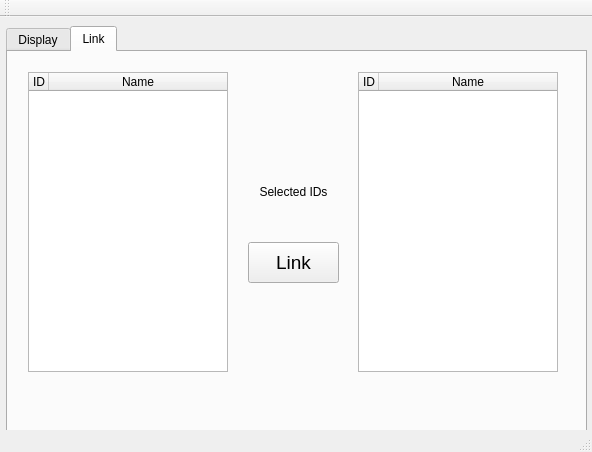
This is mainwindow.ui in gudmundurb/H22 as Qt 5 draws it before an edit. The edited form follows.
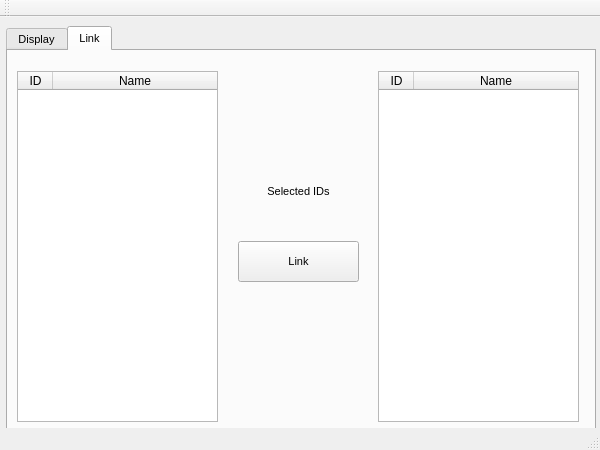
This is the edited form. The open tabs and pages were chosen to show the change. Icons and pictures are not drawn.

```diff
--- a/mainwindow.ui
+++ b/mainwindow.ui
@@ -6,10 +6,33 @@
    <rect>
     <x>0</x>
     <y>0</y>
-    <width>592</width>
-    <height>452</height>
+    <width>600</width>
+    <height>450</height>
    </rect>
   </property>
+  <property name="sizePolicy">
+   <sizepolicy hsizetype="Maximum" vsizetype="Maximum">
+    <horstretch>0</horstretch>
+    <verstretch>0</verstretch>
+   </sizepolicy>
+  </property>
+  <property name="minimumSize">
+   <size>
+    <width>600</width>
+    <height>450</height>
+   </size>
+  </property>
+  <property name="maximumSize">
+   <size>
+    <width>600</width>
+    <height>450</height>
+   </size>
+  </property>
+  <property name="font">
+   <font>
+    <pointsize>8</pointsize>
+   </font>
+  </property>
   <property name="mouseTracking">
    <bool>false</bool>
   </property>
@@ -29,8 +52,8 @@
      <rect>
       <x>6</x>
       <y>9</y>
-      <width>581</width>
-      <height>411</height>
+      <width>590</width>
+      <height>410</height>
      </rect>
     </property>
     <property name="toolTip">
@@ -436,10 +459,10 @@
      <widget class="QTableWidget" name="computer_table_link">
       <property name="geometry">
        <rect>
-        <x>350</x>
+        <x>370</x>
         <y>20</y>
-        <width>200</width>
-        <height>300</height>
+        <width>201</width>
+        <height>351</height>
        </rect>
       </property>
       <property name="font">
@@ -479,7 +502,7 @@
        <bool>true</bool>
       </property>
       <attribute name="horizontalHeaderDefaultSectionSize">
-       <number>20</number>
+       <number>35</number>
       </attribute>
       <attribute name="horizontalHeaderMinimumSectionSize">
        <number>20</number>
@@ -513,10 +536,10 @@
      <widget class="QTableWidget" name="scientist_table_link">
       <property name="geometry">
        <rect>
-        <x>20</x>
+        <x>9</x>
         <y>20</y>
-        <width>200</width>
-        <height>300</height>
+        <width>201</width>
+        <height>351</height>
        </rect>
       </property>
       <property name="font">
@@ -556,7 +579,7 @@
        <bool>true</bool>
       </property>
       <attribute name="horizontalHeaderDefaultSectionSize">
-       <number>20</number>
+       <number>35</number>
       </attribute>
       <attribute name="horizontalHeaderMinimumSectionSize">
        <number>20</number>
@@ -592,7 +615,7 @@
        <rect>
         <x>230</x>
         <y>150</y>
-        <width>46</width>
+        <width>51</width>
         <height>27</height>
        </rect>
       </property>
@@ -617,9 +640,9 @@
      <widget class="QLabel" name="link_computer_selected">
       <property name="geometry">
        <rect>
-        <x>290</x>
+        <x>300</x>
         <y>150</y>
-        <width>46</width>
+        <width>51</width>
         <height>27</height>
        </rect>
       </property>
@@ -644,9 +667,9 @@
      <widget class="QLabel" name="link_selected">
       <property name="geometry">
        <rect>
-        <x>230</x>
+        <x>220</x>
         <y>130</y>
-        <width>111</width>
+        <width>141</width>
         <height>20</height>
        </rect>
       </property>
@@ -663,15 +686,15 @@
      <widget class="QPushButton" name="link_button">
       <property name="geometry">
        <rect>
-        <x>240</x>
+        <x>230</x>
         <y>190</y>
-        <width>91</width>
+        <width>121</width>
         <height>41</height>
        </rect>
       </property>
       <property name="font">
        <font>
-        <pointsize>14</pointsize>
+        <pointsize>8</pointsize>
        </font>
       </property>
       <property name="text">
```
